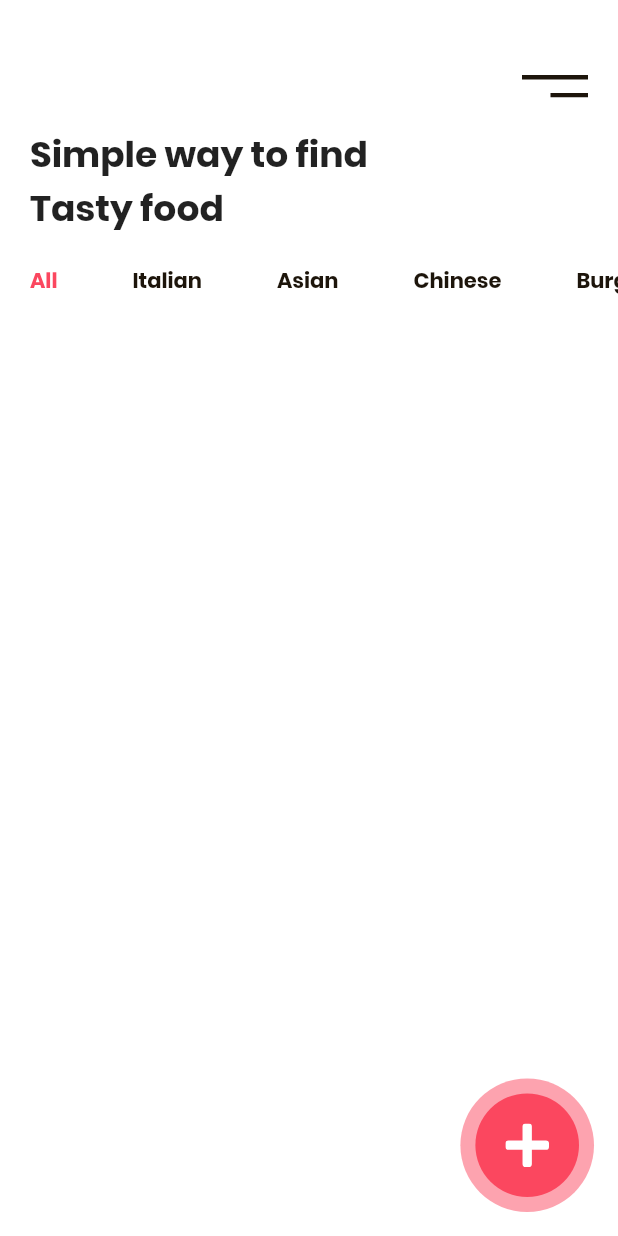
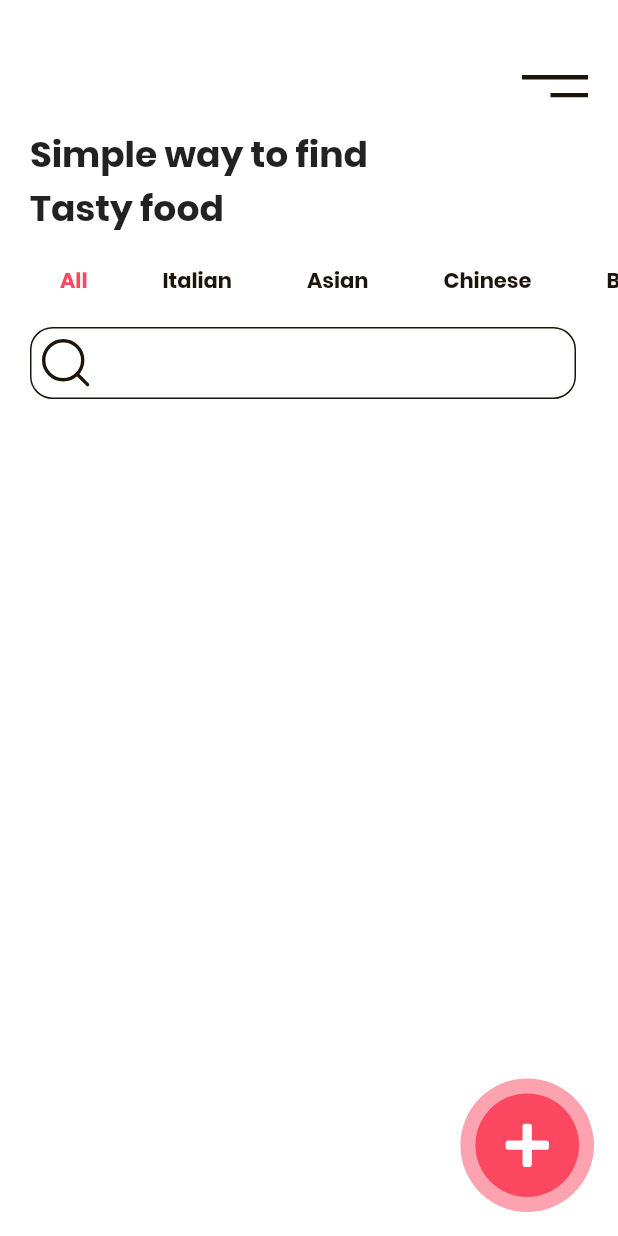
Before and after one commit to JaveedIshaq/food-delivery-app-ui, a Flutter app: the screen it shows after launch, on a phone screen of 412 x 824 dp. Run offline on Flutter 3.47's test engine with Material 2 defaults, Android fonts, the phone set to English and light mode, and no system bars; our stand-ins replace flutter_svg.

Commit message:
home page added

```diff
--- a/lib/components/food_category.dart
+++ b/lib/components/food_category.dart
@@ -0,0 +1,26 @@
+import 'package:flutter/material.dart';
+import 'package:food_delivery_app_ui/config/colors.dart';
+
+class FoodCategory extends StatelessWidget {
+  const FoodCategory({
+    Key? key,
+    required this.title,
+    this.isActive = false,
+  }) : super(key: key);
+
+  final String title;
+  final bool isActive;
+
+  @override
+  Widget build(BuildContext context) {
+    return Padding(
+      padding: const EdgeInsets.only(left: 20.0, right: 30),
+      child: Text(
+        title,
+        style: Theme.of(context).textTheme.button!.copyWith(
+              color: isActive ? kPrimaryColor : kTextColor,
+            ),
+      ),
+    );
+  }
+}
--- /dev/null
+++ b/lib/config/typography.dart
@@ -0,0 +1,25 @@
+import 'package:flutter/material.dart';
+import 'package:flutter_svg/flutter_svg.dart';
+import 'package:food_delivery_app_ui/config/colors.dart';
+
+var searchInputDecoration = InputDecoration(
+  border: InputBorder.none,
+  contentPadding: EdgeInsets.symmetric(horizontal: 20, vertical: 10),
+  prefixIcon: Padding(
+    padding: const EdgeInsets.all(8.0),
+    child: SvgPicture.asset(
+      "assets/icons/search.svg",
+      color: kTextColor,
+      height: 15,
+      width: 15,
+    ),
+  ),
+  enabledBorder: OutlineInputBorder(
+    borderSide: BorderSide(color: kTextColor),
+    borderRadius: BorderRadius.circular(15),
+  ),
+  focusedBorder: OutlineInputBorder(
+    borderSide: BorderSide(color: kPrimaryColor.withOpacity(0.4)),
+    borderRadius: BorderRadius.circular(15),
+  ),
+);
--- a/lib/views/home_view.dart
+++ b/lib/views/home_view.dart
@@ -1,7 +1,9 @@
 import 'package:flutter/material.dart';
 import 'package:flutter_svg/flutter_svg.dart';
 import 'package:food_delivery_app_ui/components/floating_rouded_plus_button.dart';
+import 'package:food_delivery_app_ui/components/food_category.dart';
 import 'package:food_delivery_app_ui/config/colors.dart';
+import 'package:food_delivery_app_ui/config/typography.dart';
 
 class HomeView extends StatelessWidget {
   const HomeView({Key? key}) : super(key: key);
@@ -10,7 +12,9 @@ class HomeView extends StatelessWidget {
   Widget build(BuildContext context) {
     return Scaffold(
       floatingActionButton: FloatingRoudedPlusButton(),
-      body: Column(
+      body: Padding(
+        padding: const EdgeInsets.only(left: 20.0),
+        child: Column(
           crossAxisAlignment: CrossAxisAlignment.start,
           children: [
             Padding(
@@ -20,7 +24,7 @@ class HomeView extends StatelessWidget {
                   child: SvgPicture.asset("assets/icons/menu.svg")),
             ),
             Padding(
-            padding: const EdgeInsets.all(20.0),
+              padding: const EdgeInsets.only(top: 20.0, bottom: 20.0),
               child: Text(
                 "Simple way to find \nTasty food",
                 style: Theme.of(context).textTheme.headline5,
@@ -37,31 +41,15 @@ class HomeView extends StatelessWidget {
                   FoodCategory(title: "Burgers"),
                 ],
               ),
+            ),
+            SizedBox(height: 20),
+            Padding(
+              padding: const EdgeInsets.only(right: 28.0),
+              child: TextField(
+                decoration: searchInputDecoration,
+              ),
             )
           ],
-      ),
-    );
-  }
-}
-
-class FoodCategory extends StatelessWidget {
-  const FoodCategory({
-    Key? key,
-    required this.title,
-    this.isActive = false,
-  }) : super(key: key);
-
-  final String title;
-  final bool isActive;
-
-  @override
-  Widget build(BuildContext context) {
-    return Padding(
-      padding: const EdgeInsets.only(left: 20.0, right: 30),
-      child: Text(
-        title,
-        style: Theme.of(context).textTheme.button!.copyWith(
-              color: isActive ? kPrimaryColor : kTextColor,
         ),
       ),
     );
```
Lines whose indentation alone changed are shown as unchanged.
